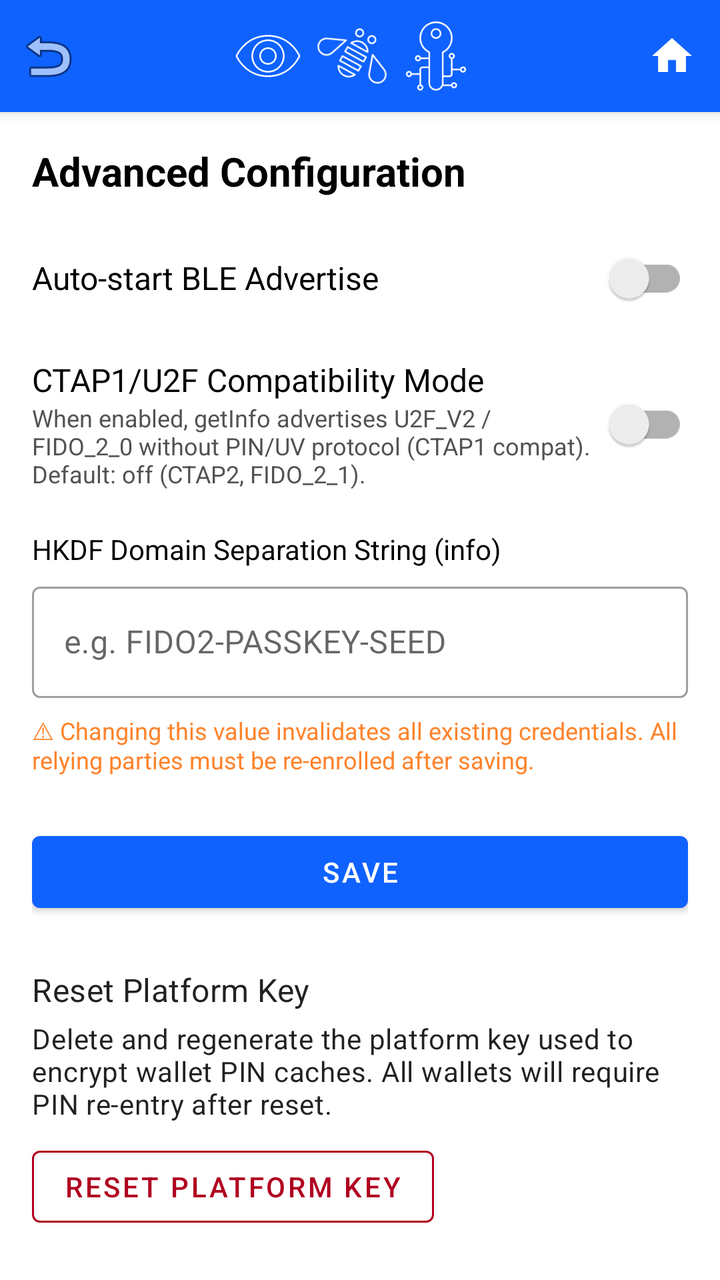
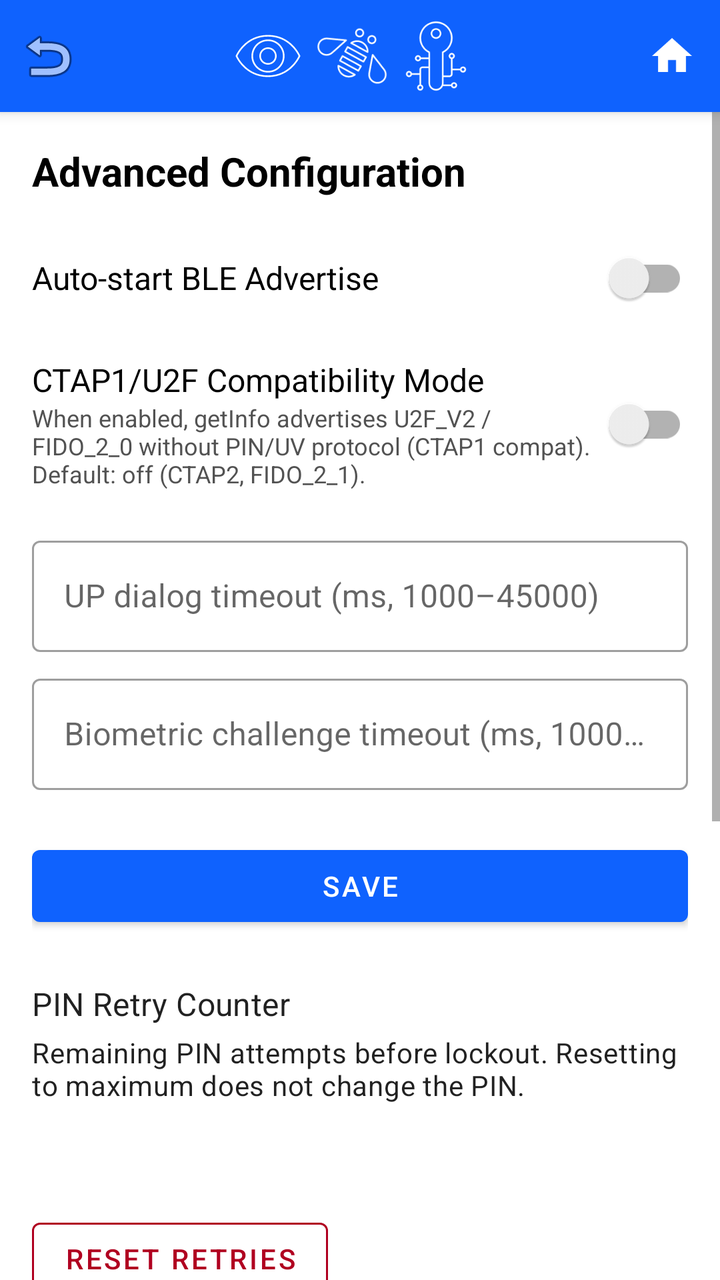

The first picture is an Android layout as it rendered before a commit; the second is the same layout after the commit. The layout source and the unified diff follow.
<!-- AndroidManifest.xml: activity theme AppTheme.MaterialNoActionBar -->
<!-- res/layout/activity_advanced_config.xml -->
<?xml version="1.0" encoding="utf-8"?>
<LinearLayout xmlns:android="http://schemas.android.com/apk/res/android"
    xmlns:app="http://schemas.android.com/apk/res-auto"
    android:layout_width="match_parent"
    android:layout_height="match_parent"
    android:orientation="vertical"
    android:background="@android:color/white">

    <include
        layout="@layout/toolbar_with_back"
        android:layout_width="match_parent"
        android:layout_height="wrap_content" />

    <LinearLayout
        android:layout_width="match_parent"
        android:layout_height="wrap_content"
        android:orientation="vertical"
        android:padding="16dp">

        <TextView
            android:layout_width="match_parent"
            android:layout_height="wrap_content"
            android:text="@string/adv_config_title"
            android:textSize="20sp"
            android:textStyle="bold"
            android:textColor="@color/ibm_black"
            android:layout_marginBottom="8dp" />

        
        <LinearLayout
            android:layout_width="match_parent"
            android:layout_height="wrap_content"
            android:orientation="horizontal"
            android:gravity="center_vertical"
            android:layout_marginTop="8dp"
            android:layout_marginBottom="8dp">

            <TextView
                android:layout_width="0dp"
                android:layout_height="wrap_content"
                android:layout_weight="1"
                android:text="@string/auto_start_on_boot"
                android:textSize="16sp"
                android:textColor="@color/text_primary" />

            <androidx.appcompat.widget.SwitchCompat
                android:id="@+id/autoStartSwitch"
                android:layout_width="wrap_content"
                android:layout_height="wrap_content" />
        </LinearLayout>

        
        <LinearLayout
            android:layout_width="match_parent"
            android:layout_height="wrap_content"
            android:orientation="horizontal"
            android:gravity="center_vertical"
            android:layout_marginTop="8dp"
            android:layout_marginBottom="4dp">

            <LinearLayout
                android:layout_width="0dp"
                android:layout_height="wrap_content"
                android:layout_weight="1"
                android:orientation="vertical">

                <TextView
                    android:layout_width="match_parent"
                    android:layout_height="wrap_content"
                    android:text="@string/adv_config_ctap_mode_label"
                    android:textSize="16sp"
                    android:textColor="@color/text_primary" />

                <TextView
                    android:layout_width="match_parent"
                    android:layout_height="wrap_content"
                    android:text="@string/adv_config_ctap_mode_desc"
                    android:textSize="12sp"
                    android:textColor="@color/text_secondary" />

            </LinearLayout>

            <androidx.appcompat.widget.SwitchCompat
                android:id="@+id/ctap1CompatSwitch"
                android:layout_width="wrap_content"
                android:layout_height="wrap_content" />

        </LinearLayout>

        <TextView
            android:layout_width="match_parent"
            android:layout_height="wrap_content"
            android:text="@string/adv_config_hkdf_info_label"
            android:textSize="14sp"
            android:textColor="@color/text_primary"
            android:layout_marginTop="16dp"
            android:layout_marginBottom="4dp" />

        <com.google.android.material.textfield.TextInputLayout
            android:id="@+id/hkdfInfoLayout"
            android:layout_width="match_parent"
            android:layout_height="wrap_content"
            style="@style/Widget.MaterialComponents.TextInputLayout.OutlinedBox">

            <com.google.android.material.textfield.TextInputEditText
                android:id="@+id/hkdfInfoEdit"
                android:layout_width="match_parent"
                android:layout_height="wrap_content"
                android:inputType="textNoSuggestions|textVisiblePassword"
                android:hint="@string/adv_config_hkdf_info_hint"
                android:maxLines="1" />
        </com.google.android.material.textfield.TextInputLayout>

        <TextView
            android:id="@+id/hkdfWarning"
            android:layout_width="match_parent"
            android:layout_height="wrap_content"
            android:text="@string/adv_config_hkdf_warning"
            android:textSize="12sp"
            android:textColor="@color/device_error"
            android:layout_marginTop="8dp" />

        <Button
            android:id="@+id/saveConfigButton"
            android:layout_width="match_parent"
            android:layout_height="wrap_content"
            android:text="@string/save"
            android:layout_marginTop="24dp" />

        
        <com.google.android.material.textview.MaterialTextView
            android:layout_width="match_parent"
            android:layout_height="wrap_content"
            android:layout_marginTop="24dp"
            android:text="@string/adv_config_reset_platform_key_label"
            style="@style/TextAppearance.MaterialComponents.Subtitle1" />

        <com.google.android.material.textview.MaterialTextView
            android:id="@+id/resetKeyDesc"
            android:layout_width="match_parent"
            android:layout_height="wrap_content"
            android:layout_marginTop="4dp"
            android:text="@string/adv_config_reset_platform_key_desc"
            style="@style/TextAppearance.MaterialComponents.Body2" />

        <com.google.android.material.button.MaterialButton
            android:id="@+id/resetPlatformKeyButton"
            android:layout_width="wrap_content"
            android:layout_height="wrap_content"
            android:layout_marginTop="8dp"
            android:text="@string/adv_config_reset_platform_key_label"
            app:strokeColor="@color/design_default_color_error"
            android:textColor="@color/design_default_color_error"
            style="@style/Widget.MaterialComponents.Button.OutlinedButton" />

        
        <com.google.android.material.textview.MaterialTextView
            android:layout_width="match_parent"
            android:layout_height="wrap_content"
            android:layout_marginTop="24dp"
            android:text="@string/adv_config_pin_retries_label"
            style="@style/TextAppearance.MaterialComponents.Subtitle1" />

        <com.google.android.material.textview.MaterialTextView
            android:layout_width="match_parent"
            android:layout_height="wrap_content"
            android:layout_marginTop="4dp"
            android:text="@string/adv_config_pin_retries_desc"
            style="@style/TextAppearance.MaterialComponents.Body2" />

        <TextView
            android:id="@+id/pinRetriesValue"
            android:layout_width="match_parent"
            android:layout_height="wrap_content"
            android:layout_marginTop="8dp"
            android:gravity="center"
            android:textSize="28sp"
            android:textStyle="bold"
            android:textColor="@color/ibm_black" />

        <com.google.android.material.button.MaterialButton
            android:id="@+id/resetPinRetriesButton"
            android:layout_width="wrap_content"
            android:layout_height="wrap_content"
            android:layout_marginTop="8dp"
            android:text="@string/adv_config_pin_retries_reset_button"
            app:strokeColor="@color/design_default_color_error"
            android:textColor="@color/design_default_color_error"
            style="@style/Widget.MaterialComponents.Button.OutlinedButton" />

    </LinearLayout>
</LinearLayout>
<!-- res/layout/toolbar_with_back.xml (included above) -->
<?xml version="1.0" encoding="utf-8"?>
<androidx.appcompat.widget.Toolbar
    xmlns:android="http://schemas.android.com/apk/res/android"
    xmlns:app="http://schemas.android.com/apk/res-auto"
    android:id="@+id/toolbar"
    android:layout_width="match_parent"
    android:layout_height="?attr/actionBarSize"
    android:background="@color/ibm_blue"
    android:elevation="4dp"
    app:contentInsetStart="0dp">

    <LinearLayout
        android:layout_width="match_parent"
        android:layout_height="match_parent"
        android:orientation="horizontal"
        android:gravity="center_vertical">

        <ImageButton
            android:id="@+id/backButton"
            android:layout_width="48dp"
            android:layout_height="48dp"
            android:src="@android:drawable/ic_menu_revert"
            android:background="?attr/selectableItemBackgroundBorderless"
            android:contentDescription="Back"
            android:padding="12dp" />

        <LinearLayout
            android:layout_width="0dp"
            android:layout_height="wrap_content"
            android:layout_weight="1"
            android:orientation="horizontal"
            android:gravity="center"
            android:paddingStart="8dp"
            android:paddingEnd="16dp">

            <ImageView
                android:layout_width="36dp"
                android:layout_height="36dp"
                android:src="@drawable/eye"
                android:contentDescription="Eye icon" />

            <ImageView
                android:layout_width="36dp"
                android:layout_height="36dp"
                android:src="@drawable/bee"
                android:contentDescription="Bee icon"
                android:layout_marginStart="6dp" />

            <ImageView
                android:layout_width="36dp"
                android:layout_height="36dp"
                android:src="@drawable/data_privacy_key"
                android:contentDescription="Key icon"
                android:layout_marginStart="6dp" />
        </LinearLayout>

        <ImageButton
            android:id="@+id/homeButton"
            android:layout_width="48dp"
            android:layout_height="48dp"
            android:src="@drawable/ic_home"
            android:background="?attr/selectableItemBackgroundBorderless"
            android:contentDescription="Home"
            android:padding="12dp" />
    </LinearLayout>
</androidx.appcompat.widget.Toolbar>
<!-- resources referenced by this layout -->
<resources>
  <color name="device_error">#FF832B</color>
  <color name="ibm_black">#000000</color>
  <color name="ibm_blue">#0F62FE</color>
  <color name="text_primary">#000000</color>
  <color name="text_secondary">#525252</color>
  <!-- drawable ic_home (drawable) -->
  <vector xmlns:android="http://schemas.android.com/apk/res/android"
      android:width="24dp"
      android:height="24dp"
      android:viewportWidth="24"
      android:viewportHeight="24">
      <path
          android:fillColor="#FFFFFF"
          android:pathData="M10,20v-6h4v6h5v-8h3L12,3 2,12h3v8z"/>
  </vector>
  
  
  <string name="adv_config_ctap_mode_desc">When enabled, getInfo advertises U2F_V2 / FIDO_2_0 without PIN/UV protocol (CTAP1 compat). Default: off (CTAP2, FIDO_2_1).</string>
  <string name="adv_config_ctap_mode_label">CTAP1/U2F Compatibility Mode</string>
  <string name="adv_config_hkdf_info_hint">e.g. FIDO2-PASSKEY-SEED</string>
  <string name="adv_config_hkdf_info_label">HKDF Domain Separation String (info)</string>
  <string name="adv_config_hkdf_warning">⚠ Changing this value invalidates all existing credentials. All relying parties must be re-enrolled after saving.</string>
  <string name="adv_config_pin_retries_desc">Remaining PIN attempts before lockout. Resetting to maximum does not change the PIN.</string>
  <string name="adv_config_pin_retries_label">PIN Retry Counter</string>
  <string name="adv_config_pin_retries_reset_button">Reset Retries</string>
  <string name="adv_config_reset_platform_key_desc">Delete and regenerate the platform key used to encrypt wallet PIN caches. All wallets will require PIN re-entry after reset.</string>
  <string name="adv_config_reset_platform_key_label">Reset Platform Key</string>
  <string name="adv_config_title">Advanced Configuration</string>
  <string name="auto_start_on_boot">Auto-start BLE Advertise</string>
  <string name="save">Save</string>
  <style name="AppTheme.MaterialNoActionBar" parent="Theme.MaterialComponents.DayNight.NoActionBar">
          <item name="colorPrimary">@color/ibm_blue</item>
          <item name="colorPrimaryVariant">@color/cyan_30</item>
          <item name="colorOnPrimary">@color/ibm_white</item>
          <item name="colorSecondary">@color/purple_40</item>
          <item name="colorSecondaryVariant">@color/magenta_40</item>
          <item name="colorOnSecondary">@color/ibm_white</item>
          <item name="android:colorBackground">@color/ibm_white</item>
          <item name="colorOnBackground">@color/ibm_black</item>
          <item name="colorSurface">@color/cool_gray_10</item>
          <item name="colorOnSurface">@color/ibm_black</item>
          <item name="colorError">@color/magenta_40</item>
          <item name="colorOnError">@color/ibm_white</item>
      </style>
  <color name="cyan_30">#82CFFF</color>
  <color name="ibm_white">#FFFFFF</color>
  <color name="purple_40">#BE95FF</color>
  <color name="magenta_40">#FF7EB6</color>
  <color name="cool_gray_10">#F2F4F8</color>
  <!-- unchanged entries left out for length: 3 -->
</resources>

<!-- the commit's change to res/layout/activity_advanced_config.xml (unified diff, before → after) -->
@@ -11,6 +11,12 @@
         android:layout_width="match_parent"
         android:layout_height="wrap_content" />
 
+    <ScrollView
+        android:layout_width="match_parent"
+        android:layout_height="0dp"
+        android:layout_weight="1"
+        android:fillViewport="true">
+
     <LinearLayout
         android:layout_width="match_parent"
         android:layout_height="wrap_content"
@@ -87,6 +93,83 @@
 
         </LinearLayout>
 
+        
+        <com.google.android.material.textfield.TextInputLayout
+            android:id="@+id/upDialogTimeoutLayout"
+            style="@style/Widget.MaterialComponents.TextInputLayout.OutlinedBox"
+            android:layout_width="match_parent"
+            android:layout_height="wrap_content"
+            android:layout_marginTop="16dp"
+            android:hint="@string/adv_config_up_dialog_timeout_label">
+
+            <com.google.android.material.textfield.TextInputEditText
+                android:id="@+id/upDialogTimeoutEdit"
+                android:layout_width="match_parent"
+                android:layout_height="wrap_content"
+                android:inputType="number"
+                android:maxLength="6" />
+        </com.google.android.material.textfield.TextInputLayout>
+
+        
+        <com.google.android.material.textfield.TextInputLayout
+            android:id="@+id/upBioTimeoutLayout"
+            style="@style/Widget.MaterialComponents.TextInputLayout.OutlinedBox"
+            android:layout_width="match_parent"
+            android:layout_height="wrap_content"
+            android:layout_marginTop="8dp"
+            android:hint="@string/adv_config_up_bio_timeout_label">
+
+            <com.google.android.material.textfield.TextInputEditText
+                android:id="@+id/upBioTimeoutEdit"
+                android:layout_width="match_parent"
+                android:layout_height="wrap_content"
+                android:inputType="number"
+                android:maxLength="6" />
+        </com.google.android.material.textfield.TextInputLayout>
+
+        <Button
+            android:id="@+id/saveConfigButton"
+            android:layout_width="match_parent"
+            android:layout_height="wrap_content"
+            android:text="@string/save"
+            android:layout_marginTop="24dp" />
+
+        
+        <com.google.android.material.textview.MaterialTextView
+            android:layout_width="match_parent"
+            android:layout_height="wrap_content"
+            android:layout_marginTop="24dp"
+            android:text="@string/adv_config_pin_retries_label"
+            style="@style/TextAppearance.MaterialComponents.Subtitle1" />
+
+        <com.google.android.material.textview.MaterialTextView
+            android:layout_width="match_parent"
+            android:layout_height="wrap_content"
+            android:layout_marginTop="4dp"
+            android:text="@string/adv_config_pin_retries_desc"
+            style="@style/TextAppearance.MaterialComponents.Body2" />
+
+        <TextView
+            android:id="@+id/pinRetriesValue"
+            android:layout_width="match_parent"
+            android:layout_height="wrap_content"
+            android:layout_marginTop="8dp"
+            android:gravity="center"
+            android:textSize="28sp"
+            android:textStyle="bold"
+            android:textColor="@color/ibm_black" />
+
+        <com.google.android.material.button.MaterialButton
+            android:id="@+id/resetPinRetriesButton"
+            android:layout_width="wrap_content"
+            android:layout_height="wrap_content"
+            android:layout_marginTop="8dp"
+            android:text="@string/adv_config_pin_retries_reset_button"
+            app:strokeColor="@color/design_default_color_error"
+            android:textColor="@color/design_default_color_error"
+            style="@style/Widget.MaterialComponents.Button.OutlinedButton" />
+
+        
         <TextView
             android:layout_width="match_parent"
             android:layout_height="wrap_content"
@@ -111,6 +194,14 @@
                 android:maxLines="1" />
         </com.google.android.material.textfield.TextInputLayout>
 
+        <com.google.android.material.button.MaterialButton
+            android:id="@+id/loadHkdfButton"
+            android:layout_width="wrap_content"
+            android:layout_height="wrap_content"
+            android:layout_marginTop="4dp"
+            android:text="@string/adv_config_load_hkdf_button"
+            style="@style/Widget.MaterialComponents.Button.TextButton" />
+
         <TextView
             android:id="@+id/hkdfWarning"
             android:layout_width="match_parent"
@@ -120,13 +211,6 @@
             android:textColor="@color/device_error"
             android:layout_marginTop="8dp" />
 
-        <Button
-            android:id="@+id/saveConfigButton"
-            android:layout_width="match_parent"
-            android:layout_height="wrap_content"
-            android:text="@string/save"
-            android:layout_marginTop="24dp" />
-
         
         <com.google.android.material.textview.MaterialTextView
             android:layout_width="match_parent"
@@ -153,42 +237,9 @@
             android:textColor="@color/design_default_color_error"
             style="@style/Widget.MaterialComponents.Button.OutlinedButton" />
 
-        
-        <com.google.android.material.textview.MaterialTextView
-            android:layout_width="match_parent"
-            android:layout_height="wrap_content"
-            android:layout_marginTop="24dp"
-            android:text="@string/adv_config_pin_retries_label"
-            style="@style/TextAppearance.MaterialComponents.Subtitle1" />
-
-        <com.google.android.material.textview.MaterialTextView
-            android:layout_width="match_parent"
-            android:layout_height="wrap_content"
-            android:layout_marginTop="4dp"
-            android:text="@string/adv_config_pin_retries_desc"
-            style="@style/TextAppearance.MaterialComponents.Body2" />
-
-        <TextView
-            android:id="@+id/pinRetriesValue"
-            android:layout_width="match_parent"
-            android:layout_height="wrap_content"
-            android:layout_marginTop="8dp"
-            android:gravity="center"
-            android:textSize="28sp"
-            android:textStyle="bold"
-            android:textColor="@color/ibm_black" />
-
-        <com.google.android.material.button.MaterialButton
-            android:id="@+id/resetPinRetriesButton"
-            android:layout_width="wrap_content"
-            android:layout_height="wrap_content"
-            android:layout_marginTop="8dp"
-            android:text="@string/adv_config_pin_retries_reset_button"
-            app:strokeColor="@color/design_default_color_error"
-            android:textColor="@color/design_default_color_error"
-            style="@style/Widget.MaterialComponents.Button.OutlinedButton" />
-
     </LinearLayout>
+
+    </ScrollView>
 </LinearLayout>
 <!-- res/layout/toolbar_with_back.xml (included above) -->
 <?xml version="1.0" encoding="utf-8"?>
<!-- resource entries referenced after the edit -->
@@ -22,12 +22,15 @@
   <string name="adv_config_hkdf_info_hint">e.g. FIDO2-PASSKEY-SEED</string>
   <string name="adv_config_hkdf_info_label">HKDF Domain Separation String (info)</string>
   <string name="adv_config_hkdf_warning">⚠ Changing this value invalidates all existing credentials. All relying parties must be re-enrolled after saving.</string>
+  <string name="adv_config_load_hkdf_button">Load Current Value</string>
   <string name="adv_config_pin_retries_desc">Remaining PIN attempts before lockout. Resetting to maximum does not change the PIN.</string>
   <string name="adv_config_pin_retries_label">PIN Retry Counter</string>
   <string name="adv_config_pin_retries_reset_button">Reset Retries</string>
   <string name="adv_config_reset_platform_key_desc">Delete and regenerate the platform key used to encrypt wallet PIN caches. All wallets will require PIN re-entry after reset.</string>
   <string name="adv_config_reset_platform_key_label">Reset Platform Key</string>
   <string name="adv_config_title">Advanced Configuration</string>
+  <string name="adv_config_up_bio_timeout_label">Biometric challenge timeout (ms, 1000–45000)</string>
+  <string name="adv_config_up_dialog_timeout_label">UP dialog timeout (ms, 1000–45000)</string>
   <string name="auto_start_on_boot">Auto-start BLE Advertise</string>
   <string name="save">Save</string>
   <style name="AppTheme.MaterialNoActionBar" parent="Theme.MaterialComponents.DayNight.NoActionBar">
